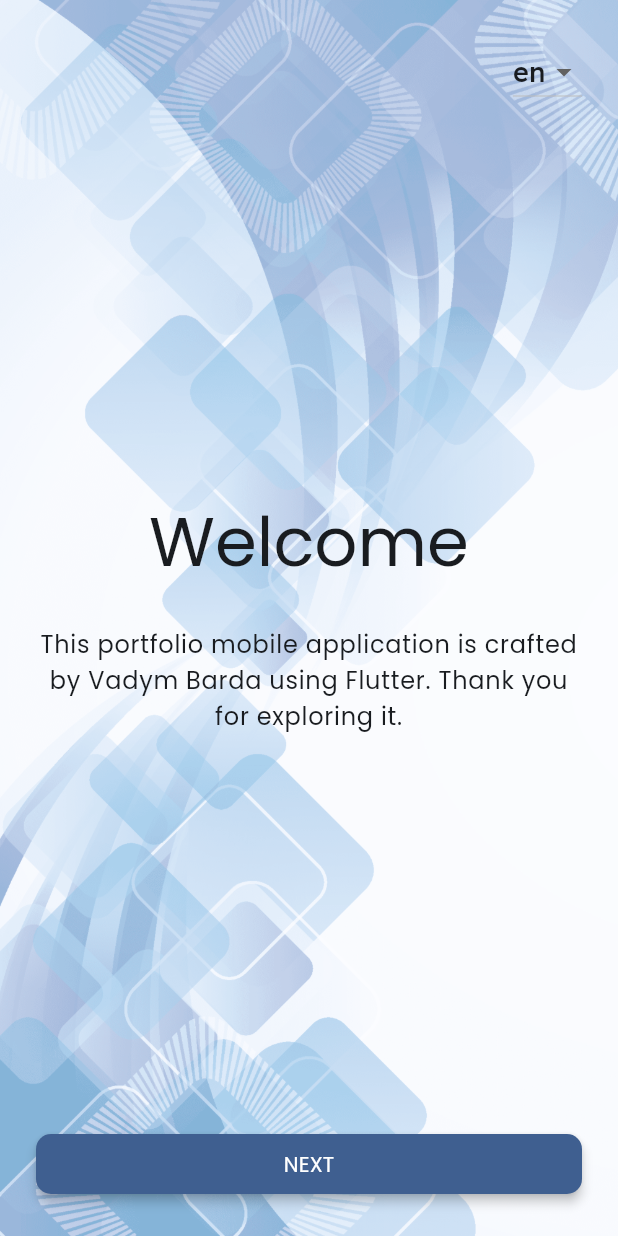
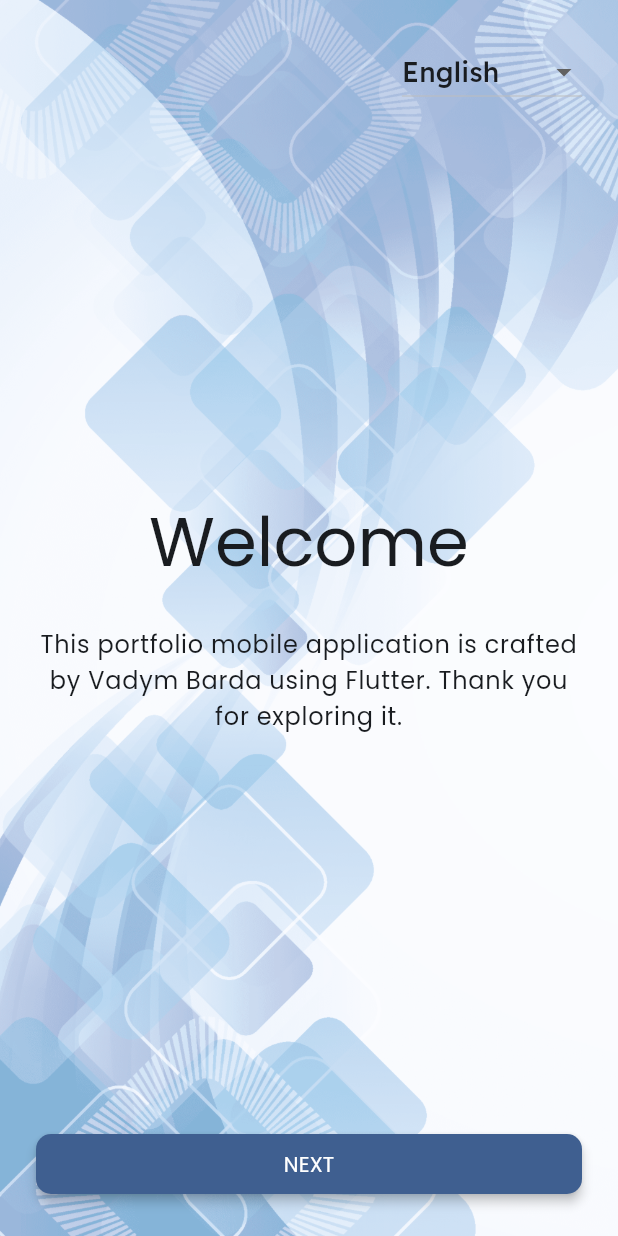
Before and after one commit to vadimbarda/portfolio_flutter, a Flutter app: the screen it shows after launch, on a phone screen of 412 x 824 dp. Run offline on Flutter 3.47's test engine with Material 3 defaults, Android fonts, the phone set to English and light mode, and no system bars; our stand-ins replace audioplayers, equatable, flutter_bloc, flutter_native_splash and 1 more; generated files the repository leaves out were written again.

Commit message:
add language titles to language picker

```diff
--- a/lib/src/components/settings/language_picker.dart
+++ b/lib/src/components/settings/language_picker.dart
@@ -3,6 +3,11 @@
 
 import '../../../generated/l10n.dart';
 import '../../blocks/settings/settings_cubit.dart';
+
+const Map<String, String> languageMap = {
+  'en': 'English',
+  'uk': 'Українська',
+};
 
 class LanguagePicker extends StatelessWidget {
   const LanguagePicker({super.key});
@@ -16,7 +21,7 @@
           .map(
             (locale) => DropdownMenuItem(
               value: locale,
-              child: Text(locale.languageCode),
+              child: Text(languageMap[locale.languageCode] ?? ''),
             ),
           )
           .toList(),
```
